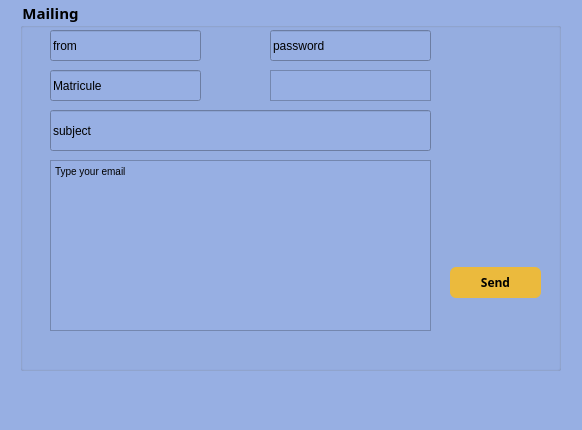
Above: dialog.ui from ajroudamira/Smart-radio-2A21 before the change. Below: the same form after it.
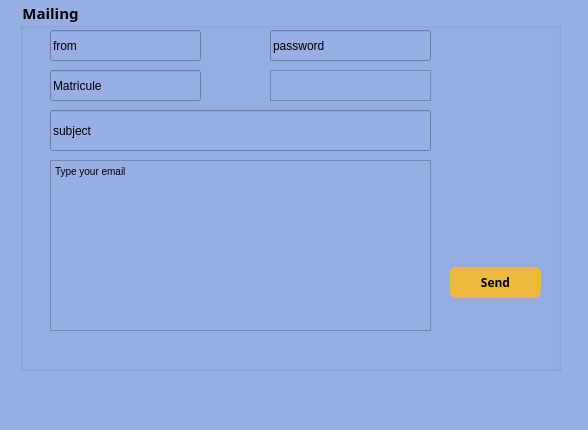
That is the form after the change.

Patch:
```diff
--- a/dialog.ui
+++ b/dialog.ui
@@ -6,7 +6,7 @@
    <rect>
     <x>0</x>
     <y>0</y>
-    <width>582</width>
+    <width>588</width>
     <height>430</height>
    </rect>
   </property>
```
Left out of the diff: 2 changed lines with no effect on the pictures.
